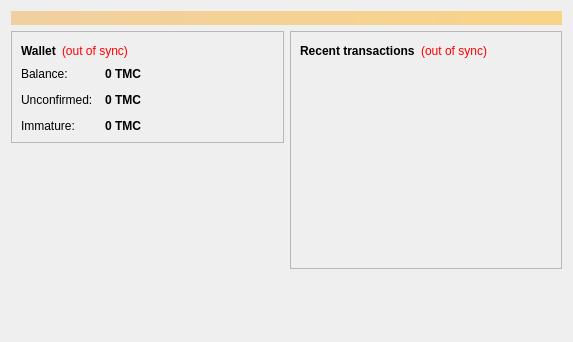
Old version of the form src/qt/forms/overviewpage.ui in the repository 2sunflower2/timecoin.
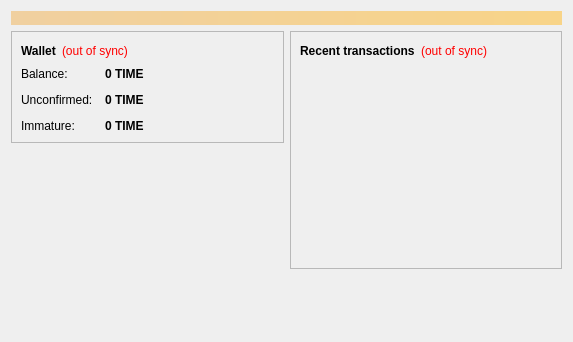
New version of the form.

Commit message: Change unit from TMC to TIME

```diff
--- a/src/qt/forms/overviewpage.ui
+++ b/src/qt/forms/overviewpage.ui
@@ -122,7 +122,7 @@
                <string>Your current balance</string>
               </property>
               <property name="text">
-               <string notr="true">0 TMC</string>
+               <string notr="true">0 TIME</string>
               </property>
               <property name="textInteractionFlags">
                <set>Qt::LinksAccessibleByMouse|Qt::TextSelectableByKeyboard|Qt::TextSelectableByMouse</set>
@@ -151,7 +151,7 @@
                <string>Total of transactions that have yet to be confirmed, and do not yet count toward the current balance</string>
               </property>
               <property name="text">
-               <string notr="true">0 TMC</string>
+               <string notr="true">0 TIME</string>
               </property>
               <property name="textInteractionFlags">
                <set>Qt::LinksAccessibleByMouse|Qt::TextSelectableByKeyboard|Qt::TextSelectableByMouse</set>
@@ -177,7 +177,7 @@
                <string>Mined balance that has not yet matured</string>
               </property>
               <property name="text">
-               <string notr="true">0 TMC</string>
+               <string notr="true">0 TIME</string>
               </property>
               <property name="textInteractionFlags">
                <set>Qt::LinksAccessibleByMouse|Qt::TextSelectableByKeyboard|Qt::TextSelectableByMouse</set>
```
The commit also changes 3 other files.
